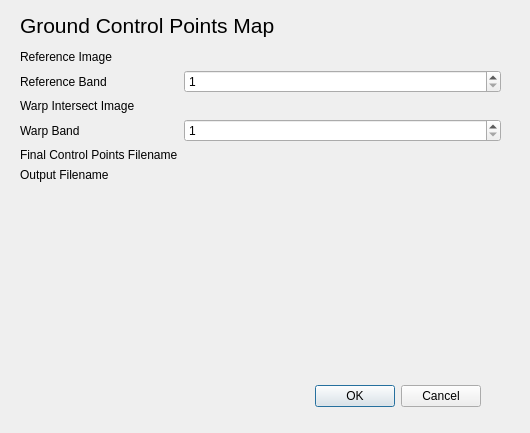
This is gcp_mapper/gcp_mapper_dialog_base.ui in AUGSignals/qgis-plugins as Qt 5 draws it before an edit. The edited form follows.
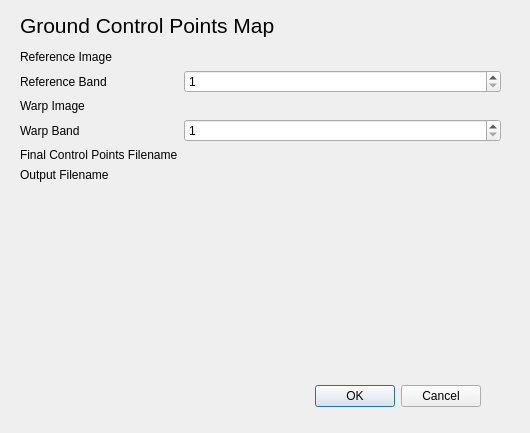
This is the edited form. Custom widgets are drawn as their Qt base class.

Commit message: Modification to GCP to rename warp intersect to warp image

Diff of the .ui file:
```diff
--- a/gcp_mapper/gcp_mapper_dialog_base.ui
+++ b/gcp_mapper/gcp_mapper_dialog_base.ui
@@ -62,7 +62,7 @@
       <item row="2" column="0">
        <widget class="QLabel" name="label_3">
         <property name="text">
-         <string>Warp Intersect Image</string>
+         <string>Warp Image</string>
         </property>
        </widget>
       </item>
```
